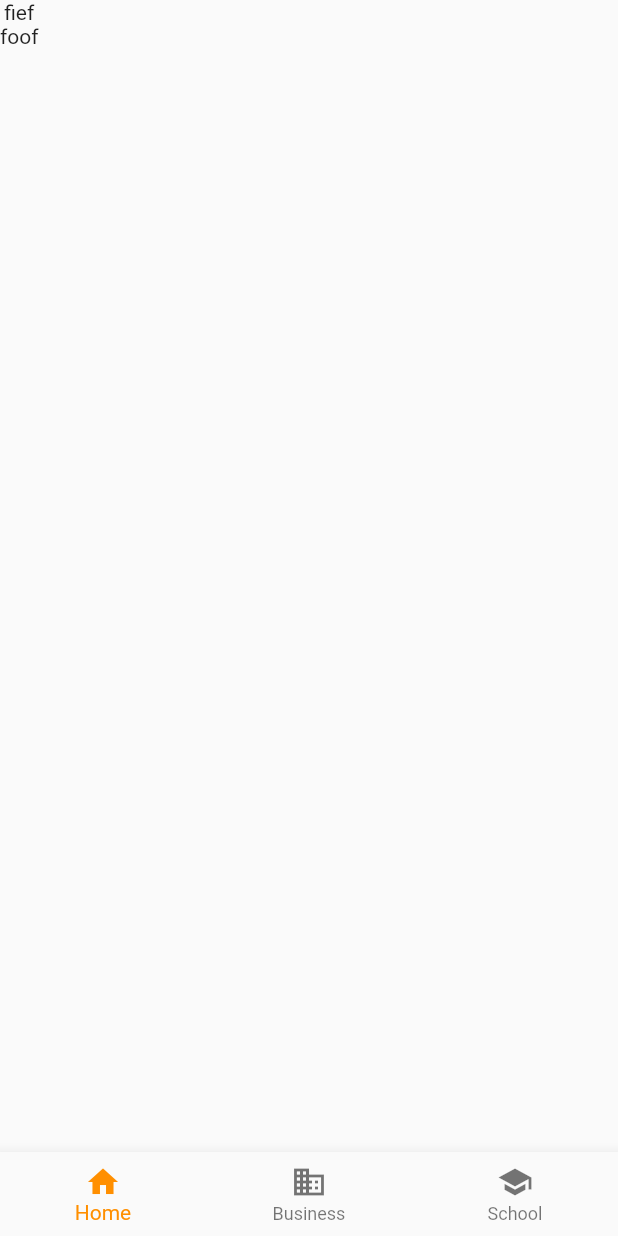
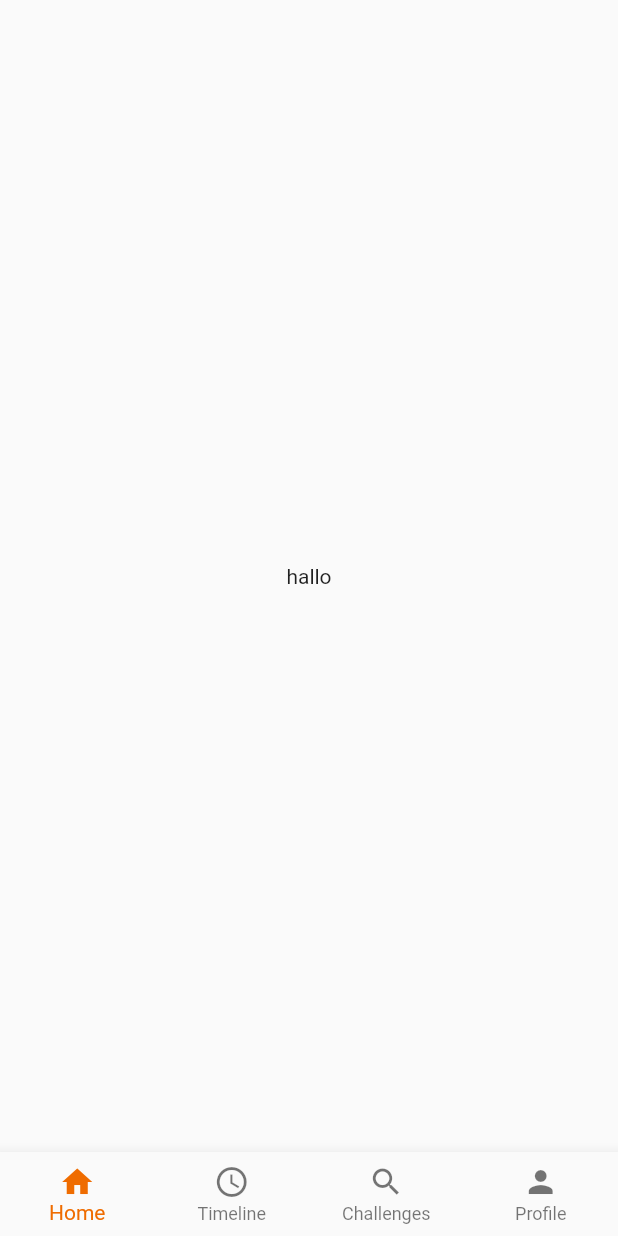
Before and after one commit to Hiebeler/lawof100-frontend, a Flutter app: the screen it shows after launch, on a phone screen of 412 x 824 dp. Run offline on Flutter 3.47's test engine with Material 2 defaults, Android fonts, the light colour scheme and no system bars; Roboto replaces fonts that are missing (Hind).

Commit message:
Added Theme, Bottom navigation bar added site navigation

```diff
--- a/lib/home.dart
+++ b/lib/home.dart
@@ -1,4 +1,7 @@
 import 'package:flutter/material.dart';
+import 'package:lawof100/profile.dart';
+import 'package:lawof100/publicChallenges.dart';
+import 'package:lawof100/timeline.dart';
 
 class Home extends StatefulWidget {
   const Home({Key? key}) : super(key: key);
@@ -8,32 +11,59 @@ class Home extends StatefulWidget {
 }
 
 class _HomeState extends State<Home> {
+
+  int navigationBarIndex = 0;
+  Widget test = Profile();
+
+  void navigateToScreens(siteIndex) {
+    switch(siteIndex) {
+      case 0:
+        test = Profile();
+        break;
+      case 1:
+        test = Timeline();
+        break;
+      case 2:
+        test = PublicChallenges();
+        break;
+      case 3:
+        test = Profile();
+    }
+  }
+
   @override
   Widget build(BuildContext context) {
     return Scaffold(
-      body: Column(
-        children: [
-          Text('fief'),
-          Text('foof')
-        ],
-      ),
+      body: test,
       bottomNavigationBar: BottomNavigationBar(
+        type: BottomNavigationBarType.fixed,
+        currentIndex: navigationBarIndex,
+        onTap: (int index) {
+          setState(() {
+            navigationBarIndex = index;
+          }
+          );
+          navigateToScreens(index);
+        },
         items: const <BottomNavigationBarItem>[
           BottomNavigationBarItem(
             icon: Icon(Icons.home),
             label: 'Home',
           ),
           BottomNavigationBarItem(
-            icon: Icon(Icons.business),
-            label: 'Business',
+            icon: Icon(Icons.access_time),
+            label: 'Timeline',
           ),
           BottomNavigationBarItem(
-            icon: Icon(Icons.school),
-            label: 'School',
+            icon: Icon(Icons.search),
+            label: 'Challenges',
+          ),
+          BottomNavigationBarItem(
+            icon: Icon(Icons.person),
+            label: 'Profile',
           ),
         ],
-        currentIndex: 0,
-        selectedItemColor: Colors.amber[800],
+        selectedItemColor: Theme.of(context).primaryColor,
       ),
     );
   }
--- a/lib/main.dart
+++ b/lib/main.dart
@@ -1,5 +1,7 @@
 import 'package:flutter/material.dart';
 import 'package:lawof100/home.dart';
+import 'package:lawof100/profile.dart';
+import 'package:lawof100/timeline.dart';
 
 void main() {
   runApp(const Main());
@@ -19,8 +21,25 @@ class _MainState extends State<Main> {
       initialRoute: '/',
       routes: {
         '/': (context) => const Home(),
-        '/second': (context) => const Home(),
+        '/profile': (context) => const Profile(),
+        '/timeline': (context) => const Timeline(),
       },
+      theme: ThemeData(
+        // Define the default brightness and colors.
+        brightness: Brightness.light,
+        primaryColor: Colors.orange[800],
+
+        // Define the default font family.
+        fontFamily: 'Georgia',
+
+        // Define the default TextTheme. Use this to specify the default
+        // text styling for headlines, titles, bodies of text, and more.
+        textTheme: const TextTheme(
+          headline1: TextStyle(fontSize: 72.0, fontWeight: FontWeight.bold),
+          headline6: TextStyle(fontSize: 36.0, fontStyle: FontStyle.italic),
+          bodyText2: TextStyle(fontSize: 14.0, fontFamily: 'Hind'),
+        ),
+      ),
     );
   }
 }
--- a/lib/profile.dart
+++ b/lib/profile.dart
@@ -0,0 +1,15 @@
+import 'package:flutter/material.dart';
+
+class Profile extends StatefulWidget {
+  const Profile({Key? key}) : super(key: key);
+
+  @override
+  State<Profile> createState() => _ProfileState();
+}
+
+class _ProfileState extends State<Profile> {
+  @override
+  Widget build(BuildContext context) {
+    return Center(child: Text("hallo"));
+  }
+}
--- a/lib/timeline.dart
+++ b/lib/timeline.dart
@@ -0,0 +1,15 @@
+import 'package:flutter/material.dart';
+
+class Timeline extends StatefulWidget {
+  const Timeline({Key? key}) : super(key: key);
+
+  @override
+  State<Timeline> createState() => _TimelineState();
+}
+
+class _TimelineState extends State<Timeline> {
+  @override
+  Widget build(BuildContext context) {
+    return Center(child: Text("Timeline"),);
+  }
+}
```
Also changed, not shown: lib/publicChallenges.dart (added, +17 -0 lines).
